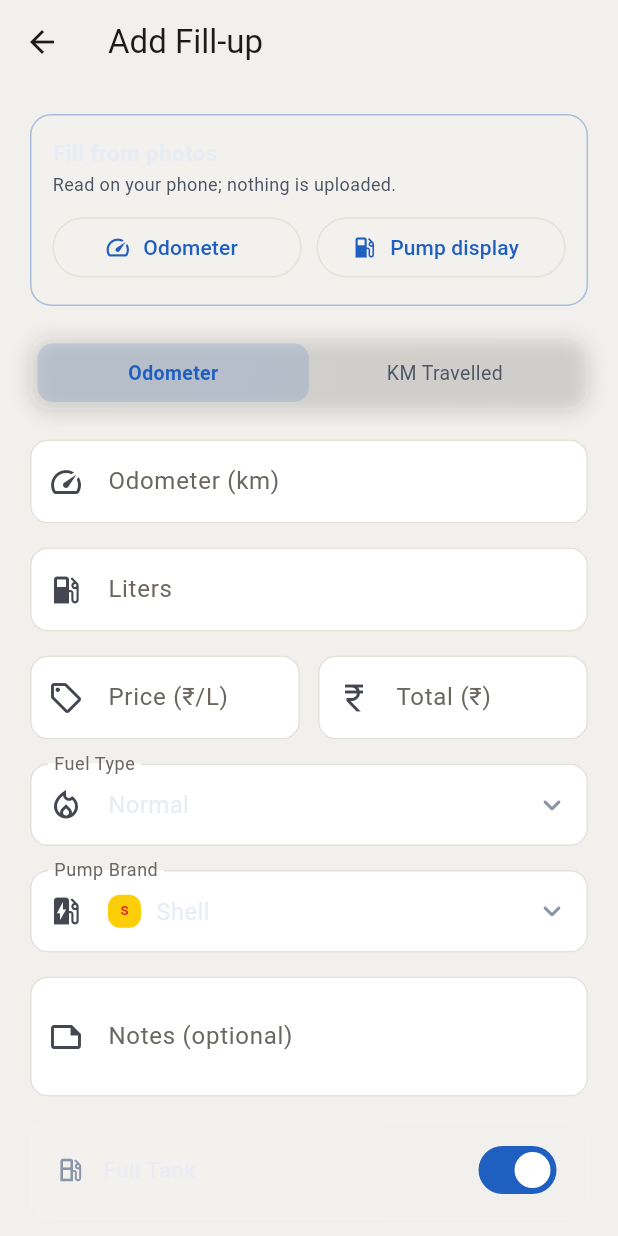
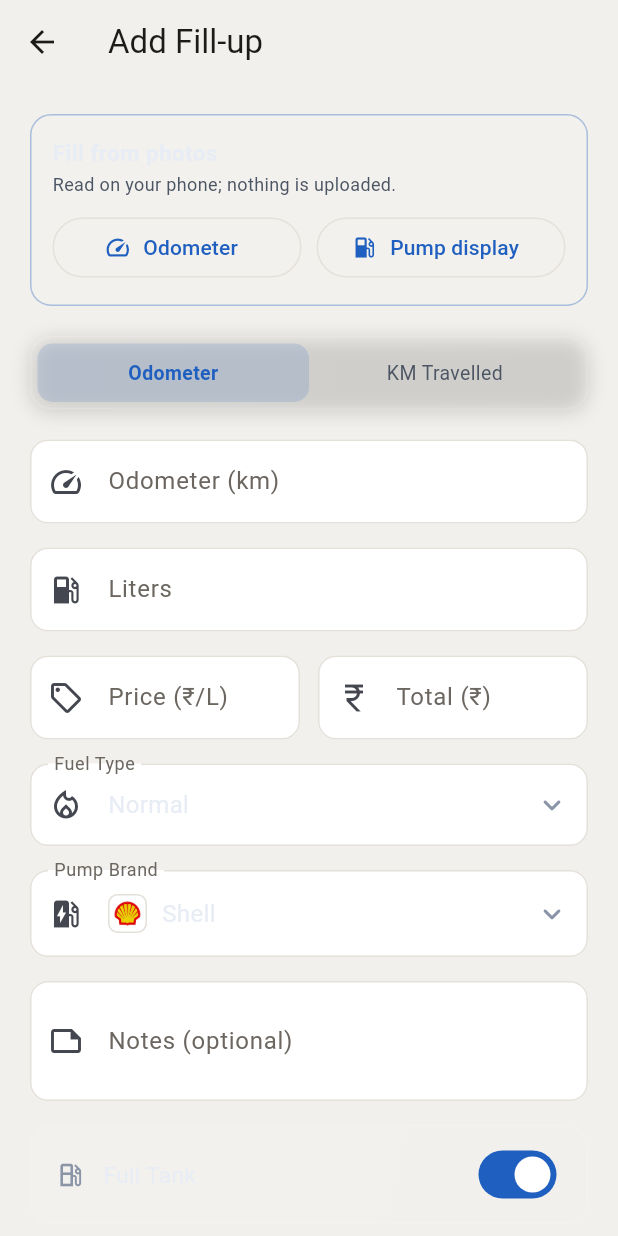
Before and after one commit to santhoshunt/fuelpulse, a Flutter app: the EntryFormScreen screen opened directly, on a phone screen of 412 x 824 dp. Run offline on Flutter 3.47's test engine with Material 3 defaults, Android fonts, the phone set to English and light mode, and no system bars; our stand-ins replace csv, file_picker, google_sign_in, image_picker, share_plus, shared_preferences and 2 more; missing offline and left inert: extension_google_sign_in_as_googleapis_auth, google_mlkit_text_recognition, googleapis; accounts and stored records are empty.

Commit message:
Added bundled logos for the six known pump brands and a BrandLogo widget, replacing initials badges in the form, lists, stats and fill-up tiles

```diff
--- a/lib/screens/entry_form_screen.dart
+++ b/lib/screens/entry_form_screen.dart
@@ -12,7 +12,7 @@ import '../utils/cost_calculator.dart';
 import '../utils/fuel_type_manager.dart';
 import '../utils/pump_brand_manager.dart';
 import '../widgets/add_fuel_type_dialog.dart';
-import '../widgets/brand_badge.dart';
+import '../widgets/brand_logo.dart';
 import '../widgets/mode_switch.dart';
 import '../widgets/option_picker.dart';
 
@@ -463,7 +463,7 @@ class _EntryFormScreenState extends State<EntryFormScreen> {
           .map((b) => PickerOption(
                 value: b,
                 label: b,
-                leading: BrandBadge(brandName: b, showLabel: false, size: 24),
+                leading: BrandLogo(brandName: b, size: 28),
               ))
           .toList(),
       selected: _selectedBrand,
@@ -793,10 +793,7 @@ class _EntryFormScreenState extends State<EntryFormScreen> {
                 onTap: _pickBrand,
                 child: Row(
                   children: [
-                    BrandBadge(
-                        brandName: _selectedBrand,
-                        showLabel: false,
-                        size: 22),
+                    BrandLogo(brandName: _selectedBrand, size: 26),
                     const SizedBox(width: 10),
                     Expanded(
                       child: Text(
--- a/lib/screens/settings/lists_section.dart
+++ b/lib/screens/settings/lists_section.dart
@@ -3,7 +3,7 @@ import '../../utils/constants.dart';
 import '../../utils/fuel_type_manager.dart' as ftm;
 import '../../utils/pump_brand_manager.dart' as pbm;
 import '../../widgets/add_fuel_type_dialog.dart';
-import '../../widgets/brand_badge.dart';
+import '../../widgets/brand_logo.dart';
 import 'settings_widgets.dart';
 
 /// Fuel Types and Pump Brands: the two shared name lists offered in the
@@ -156,7 +156,7 @@ class _ListsSectionState extends State<ListsSection> {
           onRename: _renamePumpBrand,
           onDelete: _deletePumpBrand,
           leadingBuilder: (name) =>
-              BrandBadge(brandName: name, showLabel: false, size: 22),
+              BrandLogo(brandName: name, size: 28),
         ),
       ],
     );
--- a/lib/screens/stats_screen.dart
+++ b/lib/screens/stats_screen.dart
@@ -5,7 +5,7 @@ import '../utils/constants.dart';
 import '../utils/cost_calculator.dart';
 import '../utils/efficiency_calculator.dart';
 import '../utils/trend_calculator.dart';
-import '../widgets/brand_badge.dart';
+import '../widgets/brand_logo.dart';
 import '../widgets/rank_tile.dart';
 import '../widgets/stat_card.dart';
 import '../widgets/trend_chart.dart';
@@ -316,8 +316,7 @@ class _StatsScreenState extends State<StatsScreen> {
               return RankTile(
                 rank: idx + 1,
                 label: brand.brand,
-                leading: BrandBadge(
-                    brandName: brand.brand, showLabel: true, size: 28),
+                leading: BrandLogo(brandName: brand.brand, size: 30),
                 fillCount: brand.fillCount,
                 totalLiters: brand.totalLiters,
                 efficiency: brand.weightedEfficiency,
--- a/lib/theme/app_colors.dart
+++ b/lib/theme/app_colors.dart
@@ -84,8 +84,13 @@ class AppColors extends ThemeExtension<AppColors> {
     );
   }
 
-  static AppColors of(BuildContext context) =>
-      Theme.of(context).extension<AppColors>()!;
+  /// The app's colours, or the default palette's when the surrounding theme
+  /// wasn't built by `buildAppTheme` (a bare MaterialApp in a test).
+  static AppColors of(BuildContext context) {
+    final theme = Theme.of(context);
+    return theme.extension<AppColors>() ??
+        AppColors.from(paletteById(null), theme.brightness);
+  }
 
   @override
   AppColors copyWith({
--- /dev/null
+++ b/lib/widgets/brand_logo.dart
@@ -0,0 +1,51 @@
+import 'package:flutter/material.dart';
+
+import '../theme/app_colors.dart';
+import '../utils/constants.dart';
+import 'brand_badge.dart';
+
+/// Logo files under assets/brand_logos/, keyed by the canonical names in
+/// [kBrands]. Aliases such as "Hindustan Petroleum" reach them through
+/// [getBrandConfig].
+const _logoFiles = {
+  'Shell': 'shell',
+  'HP': 'hp',
+  'Indian Oil': 'indian_oil',
+  'Bharat Petroleum': 'bharat_petroleum',
+  'Nayara Energy': 'nayara_energy',
+  'Jio-BP': 'jio_bp',
+};
+
+/// A pump brand's logo on a white rounded tile. Brands without a bundled
+/// logo (ones the user added) fall back to the coloured initials of
+/// [BrandBadge].
+class BrandLogo extends StatelessWidget {
+  final String brandName;
+  final double size;
+
+  const BrandLogo({super.key, required this.brandName, this.size = 40});
+
+  @override
+  Widget build(BuildContext context) {
+    final file = _logoFiles[getBrandConfig(brandName).name];
+    if (file == null) {
+      return BrandBadge(brandName: brandName, showLabel: false, size: size);
+    }
+    return Container(
+      width: size,
+      height: size,
+      padding: EdgeInsets.all(size * 0.08),
+      decoration: BoxDecoration(
+        // White in both modes: the logos are drawn for a white background.
+        color: Colors.white,
+        borderRadius: BorderRadius.circular(size * 0.25),
+        border: Border.all(color: AppColors.of(context).cardBorder),
+      ),
+      child: Image.asset(
+        'assets/brand_logos/$file.png',
+        fit: BoxFit.contain,
+        semanticLabel: brandName,
+      ),
+    );
+  }
+}
--- a/pubspec.yaml
+++ b/pubspec.yaml
@@ -43,3 +43,8 @@ dev_dependencies:
 
 flutter:
   uses-material-design: true
+  assets:
+    # Brand logos for the six known pump brands. Indian Oil, Bharat
+    # Petroleum and HP are public-domain files from Wikimedia Commons; the
+    # others identify the brand only.
+    - assets/brand_logos/
```
Also changed, not shown: lib/widgets/fuel_log_tile.dart (+13 -2 lines), assets/brand_logos/bharat_petroleum.png (added), assets/brand_logos/hp.png (added), assets/brand_logos/indian_oil.png (added), assets/brand_logos/jio_bp.png (added), assets/brand_logos/nayara_energy.png (added), assets/brand_logos/shell.png (added).
